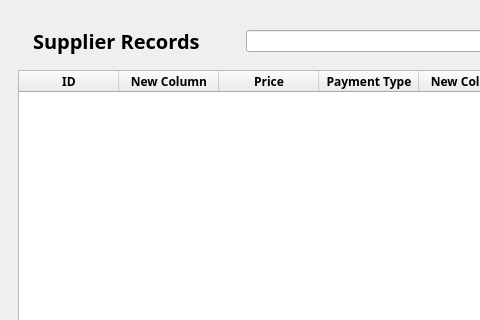
Old version of the form Screens/MainMenuScreens/Records/Supplier_Records.ui in the repository Bideiro/Ranil_project_py; both pictures show x 0 to 480 and y 0 to 320 of the 950 by 687 pixel window.
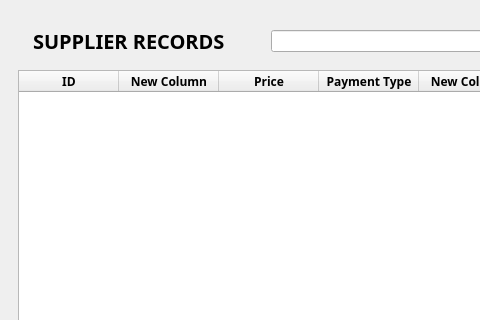
New version of the form.

Diff of the .ui file:
```diff
--- a/Screens/MainMenuScreens/Records/Supplier_Records.ui
+++ b/Screens/MainMenuScreens/Records/Supplier_Records.ui
@@ -50,7 +50,7 @@
              </font>
             </property>
             <property name="text">
-             <string>Supplier Records</string>
+             <string>SUPPLIER RECORDS</string>
             </property>
            </widget>
           </item>
```
